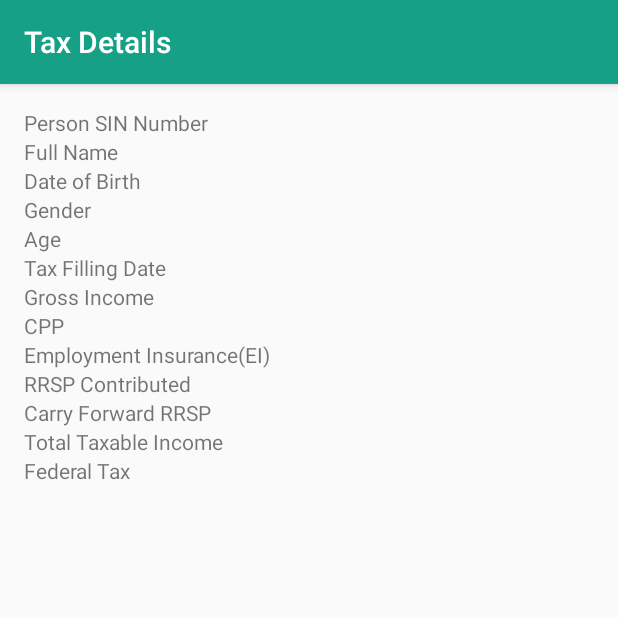
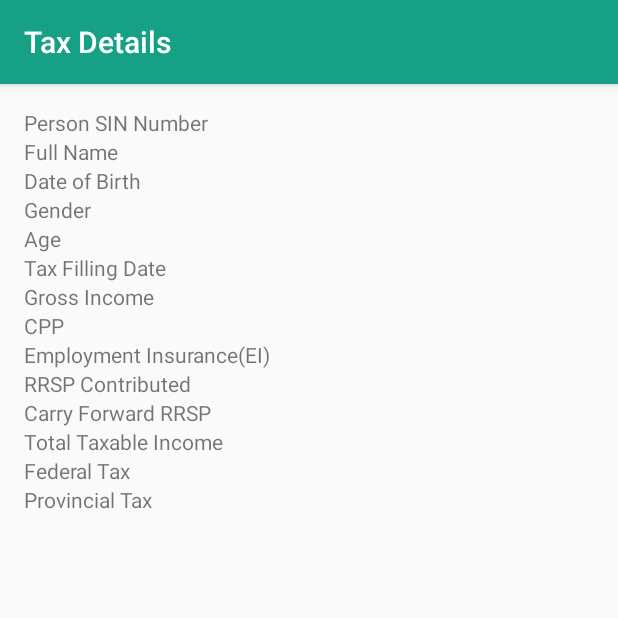
Before and after one commit to avanipatel9/C0772788_W2020_MAD3125_MidTerm, an Android app: the ShowTaxDetails screen opened directly, with no data from a screen before it, on a phone screen of 412 x 824 dp, the top half of it. Run offline under Robolectric (Android 15) with nearby library versions, the phone set to English and light mode, and no system bars.

Commit message:
[AP] TextView added for provincial tax in ShowTaxDetails xml

```diff
--- a/app/src/main/res/layout/activity_show_tax_details.xml
+++ b/app/src/main/res/layout/activity_show_tax_details.xml
@@ -196,6 +196,20 @@
                 android:textAlignment="viewEnd"/>
         </TableRow>
 
+        <TableRow>
+            <TextView
+                android:layout_width="0dp"
+                android:layout_height="wrap_content"
+                android:text="Provincial Tax"
+                android:layout_weight="1" />
+            <TextView
+                android:id="@+id/val_provincial_tax_display"
+                android:layout_width="0dp"
+                android:layout_height="wrap_content"
+                android:layout_weight="1"
+                android:textAlignment="viewEnd"/>
+        </TableRow>
+
     </TableLayout>
 
 </androidx.constraintlayout.widget.ConstraintLayout>
```
